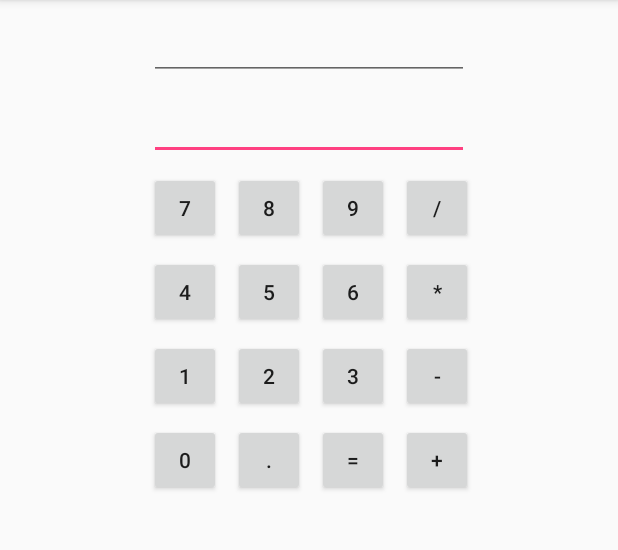
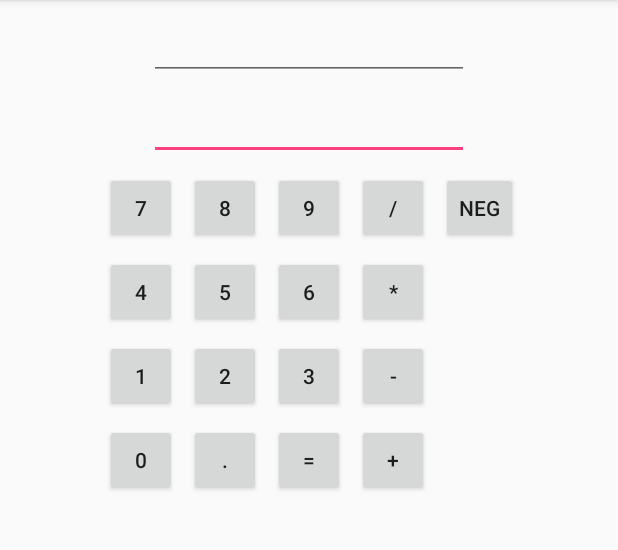
Before and after one commit to tabau/Calculator, an Android app: the screen it shows after launch (MainActivity), on a phone screen of 412 x 824 dp, the part 84-634 px from its top. Run offline under Robolectric (Android 15) with nearby library versions, the phone set to English and light mode, and no system bars.

Commit message:
Add Neg button

```diff
--- a/app/src/main/java/com/example/android/calculator/MainActivity.java
+++ b/app/src/main/java/com/example/android/calculator/MainActivity.java
@@ -90,6 +90,27 @@ public class MainActivity extends AppCompatActivity {
         buttonPlus.setOnClickListener(opListener);
         buttonMinus.setOnClickListener(opListener);
         buttonEquals.setOnClickListener(opListener);
+
+        Button buttonNeg = (Button) findViewById(R.id.buttonNeg);
+        buttonNeg.setOnClickListener(new View.OnClickListener() {
+            @Override
+            public void onClick(View view) {
+                String value = newNumber.getText().toString();
+
+                if (value.length() == 0) {
+                    newNumber.setText("-");
+                } else {
+                    try {
+                        Double doubleValue = Double.valueOf(value);
+                        doubleValue *= -1;
+                        newNumber.setText(doubleValue.toString());
+                    } catch (NumberFormatException e) {
+                        // newNumber was just "-" or ".", so clear it
+                        newNumber.setText("");
+                    }
+                }
+            }
+        });
     }
 
     private void performOperation(Double value, String operation) {
--- a/app/src/main/res/layout-land/activity_main.xml
+++ b/app/src/main/res/layout-land/activity_main.xml
@@ -139,12 +139,15 @@
         android:id="@+id/button9"
         android:layout_width="wrap_content"
         android:layout_height="wrap_content"
-        android:layout_marginLeft="4dp"
-        android:layout_marginStart="4dp"
+        android:layout_marginEnd="16dp"
+        android:layout_marginLeft="16dp"
+        android:layout_marginRight="16dp"
+        android:layout_marginStart="16dp"
         android:layout_marginTop="8dp"
         android:minWidth="48dip"
         android:text="9"
-        app:layout_constraintLeft_toLeftOf="@+id/guideline"
+        app:layout_constraintLeft_toLeftOf="parent"
+        app:layout_constraintRight_toRightOf="parent"
         app:layout_constraintTop_toBottomOf="@+id/result" />
 
     <Button
@@ -219,4 +222,15 @@
         tools:layout_editor_absoluteX="300dp"
         tools:layout_editor_absoluteY="0dp" />
 
+    <Button
+        android:id="@+id/buttonNeg"
+        android:layout_width="wrap_content"
+        android:layout_height="wrap_content"
+        android:layout_marginLeft="8dp"
+        android:layout_marginStart="8dp"
+        android:minWidth="48dp"
+        android:text="Neg"
+        app:layout_constraintBaseline_toBaselineOf="@+id/buttonDivide"
+        app:layout_constraintLeft_toRightOf="@+id/buttonDivide" />
+
 </android.support.constraint.ConstraintLayout>
--- a/app/src/main/res/layout/activity_main.xml
+++ b/app/src/main/res/layout/activity_main.xml
@@ -36,8 +36,7 @@
         android:textStyle="normal|bold"
         app:layout_constraintBaseline_toBaselineOf="@+id/newNumber"
         app:layout_constraintLeft_toLeftOf="parent"
-        app:layout_constraintRight_toLeftOf="@+id/newNumber"
-        tools:layout_editor_absoluteY="59dp" />
+        app:layout_constraintRight_toLeftOf="@+id/newNumber" />
 
     <EditText
         android:id="@+id/newNumber"
@@ -58,107 +57,103 @@
         android:id="@+id/button0"
         android:layout_width="wrap_content"
         android:layout_height="wrap_content"
-        android:layout_marginTop="8dp"
         android:minWidth="48dip"
         android:text="0"
-        app:layout_constraintLeft_toLeftOf="@+id/button1"
-        app:layout_constraintTop_toBottomOf="@+id/button1" />
+        app:layout_constraintBaseline_toBaselineOf="@+id/buttonDot"
+        app:layout_constraintLeft_toLeftOf="@+id/button1" />
 
     <Button
         android:id="@+id/button1"
         android:layout_width="wrap_content"
         android:layout_height="wrap_content"
-        android:layout_marginTop="8dp"
         android:minWidth="48dip"
         android:text="1"
-        app:layout_constraintLeft_toLeftOf="@+id/button4"
-        app:layout_constraintTop_toBottomOf="@+id/button4" />
+        app:layout_constraintBaseline_toBaselineOf="@+id/button2"
+        app:layout_constraintLeft_toLeftOf="@+id/button4" />
 
     <Button
         android:id="@+id/button2"
         android:layout_width="wrap_content"
         android:layout_height="wrap_content"
-        android:layout_marginLeft="8dp"
-        android:layout_marginStart="8dp"
         android:minWidth="48dip"
         android:text="2"
-        app:layout_constraintBaseline_toBaselineOf="@+id/button1"
-        app:layout_constraintLeft_toRightOf="@+id/button1" />
+        app:layout_constraintBaseline_toBaselineOf="@+id/button3"
+        app:layout_constraintLeft_toLeftOf="@+id/button5" />
 
     <Button
         android:id="@+id/button3"
         android:layout_width="wrap_content"
         android:layout_height="wrap_content"
-        android:layout_marginLeft="8dp"
-        android:layout_marginStart="8dp"
+        android:layout_marginTop="8dp"
         android:minWidth="48dip"
         android:text="3"
-        app:layout_constraintBaseline_toBaselineOf="@+id/button2"
-        app:layout_constraintLeft_toRightOf="@+id/button2" />
+        app:layout_constraintLeft_toLeftOf="@+id/button6"
+        app:layout_constraintTop_toBottomOf="@+id/button6" />
 
     <Button
         android:id="@+id/button4"
         android:layout_width="wrap_content"
         android:layout_height="wrap_content"
-        android:layout_marginTop="8dp"
         android:minWidth="48dip"
         android:text="4"
-        app:layout_constraintLeft_toLeftOf="@+id/button7"
-        app:layout_constraintTop_toBottomOf="@+id/button7" />
+        app:layout_constraintBaseline_toBaselineOf="@+id/button5"
+        app:layout_constraintLeft_toLeftOf="@+id/button7" />
 
     <Button
         android:id="@+id/button5"
         android:layout_width="wrap_content"
         android:layout_height="wrap_content"
-        android:layout_marginLeft="8dp"
-        android:layout_marginStart="8dp"
         android:minWidth="48dip"
         android:text="5"
-        app:layout_constraintBaseline_toBaselineOf="@+id/button4"
-        app:layout_constraintLeft_toRightOf="@+id/button4" />
+        app:layout_constraintBaseline_toBaselineOf="@+id/button6"
+        app:layout_constraintLeft_toLeftOf="@+id/button8" />
 
     <Button
         android:id="@+id/button6"
         android:layout_width="wrap_content"
         android:layout_height="wrap_content"
-        android:layout_marginLeft="8dp"
-        android:layout_marginStart="8dp"
+        android:layout_marginTop="8dp"
         android:minWidth="48dip"
         android:text="6"
-        app:layout_constraintBaseline_toBaselineOf="@+id/button5"
-        app:layout_constraintLeft_toRightOf="@+id/button5" />
+        app:layout_constraintLeft_toLeftOf="@+id/button9"
+        app:layout_constraintTop_toBottomOf="@+id/button9" />
 
     <Button
         android:id="@+id/button7"
         android:layout_width="wrap_content"
         android:layout_height="wrap_content"
-        android:layout_marginTop="8dp"
+        android:layout_marginEnd="8dp"
+        android:layout_marginRight="8dp"
         android:minWidth="48dip"
         android:text="7"
-        app:layout_constraintLeft_toLeftOf="@+id/newNumber"
-        app:layout_constraintTop_toBottomOf="@+id/newNumber" />
+        app:layout_constraintBaseline_toBaselineOf="@+id/button8"
+        app:layout_constraintRight_toLeftOf="@+id/button8" />
 
     <Button
         android:id="@+id/button8"
         android:layout_width="wrap_content"
         android:layout_height="wrap_content"
-        android:layout_marginLeft="8dp"
-        android:layout_marginStart="8dp"
+        android:layout_marginEnd="8dp"
+        android:layout_marginRight="8dp"
         android:minWidth="48dip"
         android:text="8"
-        app:layout_constraintBaseline_toBaselineOf="@+id/button7"
-        app:layout_constraintLeft_toRightOf="@+id/button7" />
+        app:layout_constraintBaseline_toBaselineOf="@+id/button9"
+        app:layout_constraintRight_toLeftOf="@+id/button9" />
 
     <Button
         android:id="@+id/button9"
         android:layout_width="wrap_content"
         android:layout_height="wrap_content"
-        android:layout_marginLeft="8dp"
-        android:layout_marginStart="8dp"
+        android:layout_marginEnd="16dp"
+        android:layout_marginLeft="16dp"
+        android:layout_marginRight="16dp"
+        android:layout_marginStart="16dp"
+        android:layout_marginTop="8dp"
         android:minWidth="48dip"
         android:text="9"
-        app:layout_constraintBaseline_toBaselineOf="@+id/button8"
-        app:layout_constraintLeft_toRightOf="@+id/button8" />
+        app:layout_constraintLeft_toLeftOf="parent"
+        app:layout_constraintRight_toRightOf="parent"
+        app:layout_constraintTop_toBottomOf="@+id/newNumber" />
 
     <Button
         android:id="@+id/buttonDivide"
@@ -175,55 +170,57 @@
         android:id="@+id/buttonMultiply"
         android:layout_width="wrap_content"
         android:layout_height="wrap_content"
-        android:layout_marginLeft="8dp"
-        android:layout_marginStart="8dp"
         android:minWidth="48dip"
         android:text="*"
         app:layout_constraintBaseline_toBaselineOf="@+id/button6"
-        app:layout_constraintLeft_toRightOf="@+id/button6" />
+        app:layout_constraintLeft_toLeftOf="@+id/buttonDivide" />
 
     <Button
         android:id="@+id/buttonMinus"
         android:layout_width="wrap_content"
         android:layout_height="wrap_content"
-        android:layout_marginLeft="8dp"
-        android:layout_marginStart="8dp"
         android:minWidth="48dp"
         android:text="-"
         app:layout_constraintBaseline_toBaselineOf="@+id/button3"
-        app:layout_constraintLeft_toRightOf="@+id/button3" />
+        app:layout_constraintLeft_toLeftOf="@+id/buttonMultiply" />
 
     <Button
         android:id="@+id/buttonPlus"
         android:layout_width="wrap_content"
         android:layout_height="wrap_content"
-        android:layout_marginLeft="8dp"
-        android:layout_marginStart="8dp"
         android:minWidth="48dip"
         android:text="+"
         app:layout_constraintBaseline_toBaselineOf="@+id/buttonEquals"
-        app:layout_constraintLeft_toRightOf="@+id/buttonEquals" />
+        app:layout_constraintLeft_toLeftOf="@+id/buttonMinus" />
 
     <Button
         android:id="@+id/buttonDot"
         android:layout_width="wrap_content"
         android:layout_height="wrap_content"
-        android:layout_marginLeft="8dp"
-        android:layout_marginStart="8dp"
         android:minWidth="48dip"
         android:text="."
-        app:layout_constraintBaseline_toBaselineOf="@+id/button0"
-        app:layout_constraintLeft_toRightOf="@+id/button0" />
+        app:layout_constraintBaseline_toBaselineOf="@+id/buttonEquals"
+        app:layout_constraintLeft_toLeftOf="@+id/button2" />
 
     <Button
         android:id="@+id/buttonEquals"
         android:layout_width="wrap_content"
         android:layout_height="wrap_content"
+        android:layout_marginTop="8dp"
+        android:minWidth="48dip"
+        android:text="="
+        app:layout_constraintLeft_toLeftOf="@+id/button3"
+        app:layout_constraintTop_toBottomOf="@+id/button3" />
+
+    <Button
+        android:id="@+id/buttonNeg"
+        android:layout_width="wrap_content"
+        android:layout_height="wrap_content"
         android:layout_marginLeft="8dp"
         android:layout_marginStart="8dp"
         android:minWidth="48dip"
-        android:text="="
-        app:layout_constraintBaseline_toBaselineOf="@+id/buttonDot"
-        app:layout_constraintLeft_toRightOf="@+id/buttonDot" />
+        android:text="Neg"
+        app:layout_constraintBaseline_toBaselineOf="@+id/buttonDivide"
+        app:layout_constraintLeft_toRightOf="@+id/buttonDivide" />
 
 </android.support.constraint.ConstraintLayout>
--- a/build.gradle
+++ b/build.gradle
@@ -5,7 +5,7 @@ buildscript {
         jcenter()
     }
     dependencies {
-        classpath 'com.android.tools.build:gradle:2.2.1'
+        classpath 'com.android.tools.build:gradle:2.2.2'
 
         // NOTE: Do not place your application dependencies here; they belong
         // in the individual module build.gradle files
```
